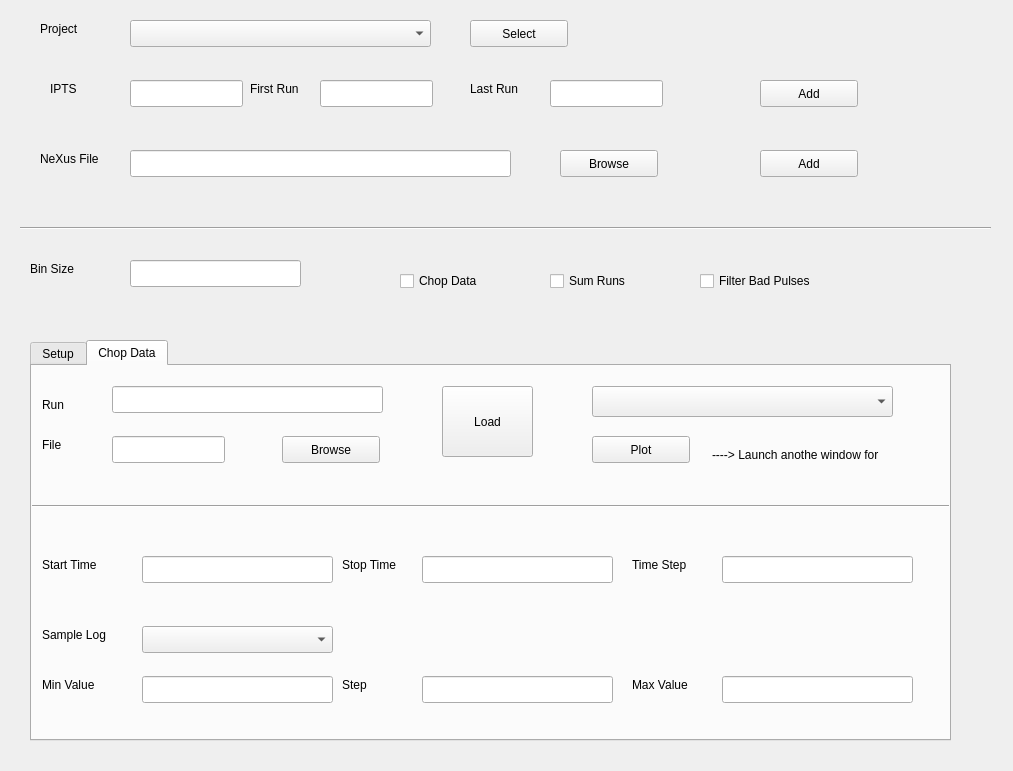
neutrons/PyVDrive, file ui/ReductionSetup.ui: the form before one commit.
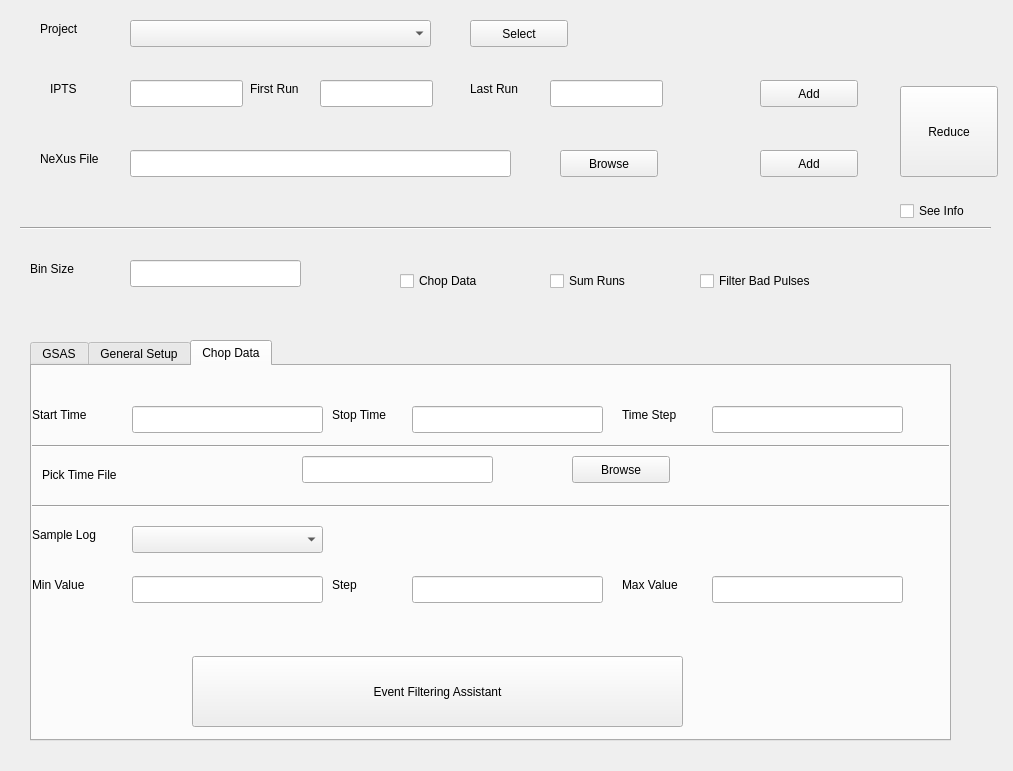
The form after the commit. The open tabs and pages were chosen to show the change.

Commit message: Checkpointing progress on GUI design.

What changed in the file:
```diff
--- a/ui/ReductionSetup.ui
+++ b/ui/ReductionSetup.ui
@@ -218,9 +218,50 @@
    <property name="currentIndex">
     <number>0</number>
    </property>
+   <widget class="QWidget" name="tab_gsas">
+    <attribute name="title">
+     <string>GSAS</string>
+    </attribute>
+    <widget class="QLabel" name="label_12">
+     <property name="geometry">
+      <rect>
+       <x>20</x>
+       <y>50</y>
+       <width>151</width>
+       <height>17</height>
+      </rect>
+     </property>
+     <property name="text">
+      <string>GSAS Instrument File</string>
+     </property>
+    </widget>
+    <widget class="QLineEdit" name="lineEdit_8">
+     <property name="geometry">
+      <rect>
+       <x>210</x>
+       <y>40</y>
+       <width>301</width>
+       <height>31</height>
+      </rect>
+     </property>
+    </widget>
+    <widget class="QPushButton" name="pushButton_8">
+     <property name="geometry">
+      <rect>
+       <x>580</x>
+       <y>40</y>
+       <width>98</width>
+       <height>27</height>
+      </rect>
+     </property>
+     <property name="text">
+      <string>PushButton</string>
+     </property>
+    </widget>
+   </widget>
    <widget class="QWidget" name="tab">
     <attribute name="title">
-     <string>Setup</string>
+     <string>General Setup</string>
     </attribute>
     <widget class="QLineEdit" name="lineEdit_2">
      <property name="geometry">
@@ -391,106 +432,24 @@
     <attribute name="title">
      <string>Chop Data</string>
     </attribute>
-    <widget class="QLineEdit" name="lineEdit_8">
-     <property name="geometry">
-      <rect>
-       <x>80</x>
-       <y>20</y>
-       <width>271</width>
-       <height>27</height>
-      </rect>
-     </property>
-    </widget>
-    <widget class="QLabel" name="label_12">
-     <property name="geometry">
-      <rect>
-       <x>10</x>
-       <y>30</y>
-       <width>66</width>
-       <height>17</height>
-      </rect>
-     </property>
-     <property name="text">
-      <string>Run</string>
-     </property>
-    </widget>
-    <widget class="QLabel" name="label_13">
-     <property name="geometry">
-      <rect>
-       <x>10</x>
-       <y>70</y>
-       <width>41</width>
-       <height>17</height>
-      </rect>
-     </property>
-     <property name="text">
-      <string>File</string>
-     </property>
-    </widget>
-    <widget class="QLineEdit" name="lineEdit_9">
-     <property name="geometry">
-      <rect>
-       <x>80</x>
-       <y>70</y>
-       <width>113</width>
-       <height>27</height>
-      </rect>
-     </property>
-    </widget>
     <widget class="QPushButton" name="pushButton_7">
      <property name="geometry">
       <rect>
-       <x>410</x>
-       <y>20</y>
-       <width>91</width>
+       <x>160</x>
+       <y>290</y>
+       <width>491</width>
        <height>71</height>
       </rect>
      </property>
      <property name="text">
-      <string>Load</string>
-     </property>
-    </widget>
-    <widget class="QPushButton" name="pushButton_8">
-     <property name="geometry">
-      <rect>
-       <x>250</x>
-       <y>70</y>
-       <width>98</width>
-       <height>27</height>
-      </rect>
-     </property>
-     <property name="text">
-      <string>Browse</string>
-     </property>
-    </widget>
-    <widget class="QComboBox" name="comboBox_2">
-     <property name="geometry">
-      <rect>
-       <x>560</x>
-       <y>20</y>
-       <width>301</width>
-       <height>31</height>
-      </rect>
-     </property>
-    </widget>
-    <widget class="QPushButton" name="pushButton_9">
-     <property name="geometry">
-      <rect>
-       <x>560</x>
-       <y>70</y>
-       <width>98</width>
-       <height>27</height>
-      </rect>
-     </property>
-     <property name="text">
-      <string>Plot</string>
+      <string>Event Filtering Assistant</string>
      </property>
     </widget>
     <widget class="QLineEdit" name="lineEdit_10">
      <property name="geometry">
       <rect>
-       <x>110</x>
-       <y>190</y>
+       <x>100</x>
+       <y>40</y>
        <width>191</width>
        <height>27</height>
       </rect>
@@ -499,8 +458,8 @@
     <widget class="QLineEdit" name="lineEdit_11">
      <property name="geometry">
       <rect>
-       <x>390</x>
-       <y>190</y>
+       <x>380</x>
+       <y>40</y>
        <width>191</width>
        <height>27</height>
       </rect>
@@ -509,8 +468,8 @@
     <widget class="QLineEdit" name="lineEdit_12">
      <property name="geometry">
       <rect>
-       <x>690</x>
-       <y>190</y>
+       <x>680</x>
+       <y>40</y>
        <width>191</width>
        <height>27</height>
       </rect>
@@ -519,8 +478,8 @@
     <widget class="QLabel" name="label_14">
      <property name="geometry">
       <rect>
-       <x>10</x>
-       <y>190</y>
+       <x>0</x>
+       <y>40</y>
        <width>71</width>
        <height>17</height>
       </rect>
@@ -532,8 +491,8 @@
     <widget class="QLabel" name="label_15">
      <property name="geometry">
       <rect>
-       <x>310</x>
-       <y>190</y>
+       <x>300</x>
+       <y>40</y>
        <width>71</width>
        <height>17</height>
       </rect>
@@ -545,8 +504,8 @@
     <widget class="QLabel" name="label_16">
      <property name="geometry">
       <rect>
-       <x>600</x>
-       <y>190</y>
+       <x>590</x>
+       <y>40</y>
        <width>71</width>
        <height>17</height>
       </rect>
@@ -558,8 +517,8 @@
     <widget class="QLabel" name="label_17">
      <property name="geometry">
       <rect>
-       <x>10</x>
-       <y>260</y>
+       <x>0</x>
+       <y>160</y>
        <width>81</width>
        <height>17</height>
       </rect>
@@ -571,8 +530,8 @@
     <widget class="QComboBox" name="comboBox_3">
      <property name="geometry">
       <rect>
-       <x>110</x>
-       <y>260</y>
+       <x>100</x>
+       <y>160</y>
        <width>191</width>
        <height>27</height>
       </rect>
@@ -594,8 +553,8 @@
     <widget class="QLabel" name="label_18">
      <property name="geometry">
       <rect>
-       <x>310</x>
-       <y>310</y>
+       <x>300</x>
+       <y>210</y>
        <width>71</width>
        <height>17</height>
       </rect>
@@ -607,8 +566,8 @@
     <widget class="QLineEdit" name="lineEdit_13">
      <property name="geometry">
       <rect>
-       <x>390</x>
-       <y>310</y>
+       <x>380</x>
+       <y>210</y>
        <width>191</width>
        <height>27</height>
       </rect>
@@ -617,8 +576,8 @@
     <widget class="QLineEdit" name="lineEdit_14">
      <property name="geometry">
       <rect>
-       <x>690</x>
-       <y>310</y>
+       <x>680</x>
+       <y>210</y>
        <width>191</width>
        <height>27</height>
       </rect>
@@ -627,8 +586,8 @@
     <widget class="QLineEdit" name="lineEdit_15">
      <property name="geometry">
       <rect>
-       <x>110</x>
-       <y>310</y>
+       <x>100</x>
+       <y>210</y>
        <width>191</width>
        <height>27</height>
       </rect>
@@ -637,8 +596,8 @@
     <widget class="QLabel" name="label_19">
      <property name="geometry">
       <rect>
-       <x>10</x>
-       <y>310</y>
+       <x>0</x>
+       <y>210</y>
        <width>71</width>
        <height>17</height>
       </rect>
@@ -650,8 +609,8 @@
     <widget class="QLabel" name="label_20">
      <property name="geometry">
       <rect>
-       <x>600</x>
-       <y>310</y>
+       <x>590</x>
+       <y>210</y>
        <width>71</width>
        <height>17</height>
       </rect>
@@ -660,17 +619,53 @@
       <string>Max Value</string>
      </property>
     </widget>
+    <widget class="Line" name="line_3">
+     <property name="geometry">
+      <rect>
+       <x>0</x>
+       <y>70</y>
+       <width>921</width>
+       <height>21</height>
+      </rect>
+     </property>
+     <property name="orientation">
+      <enum>Qt::Horizontal</enum>
+     </property>
+    </widget>
+    <widget class="QLineEdit" name="lineEdit_17">
+     <property name="geometry">
+      <rect>
+       <x>270</x>
+       <y>90</y>
+       <width>191</width>
+       <height>27</height>
+      </rect>
+     </property>
+    </widget>
     <widget class="QLabel" name="label_21">
      <property name="geometry">
       <rect>
-       <x>680</x>
-       <y>80</y>
-       <width>191</width>
+       <x>10</x>
+       <y>100</y>
+       <width>231</width>
        <height>17</height>
       </rect>
      </property>
      <property name="text">
-      <string>----&gt; Launch anothe window for </string>
+      <string>Pick Time File</string>
+     </property>
+    </widget>
+    <widget class="QPushButton" name="pushButton_9">
+     <property name="geometry">
+      <rect>
+       <x>540</x>
+       <y>90</y>
+       <width>98</width>
+       <height>27</height>
+      </rect>
+     </property>
+     <property name="text">
+      <string>Browse</string>
      </property>
     </widget>
    </widget>
@@ -724,6 +719,32 @@
     <string>Filter Bad Pulses</string>
    </property>
   </widget>
+  <widget class="QPushButton" name="pushButton_10">
+   <property name="geometry">
+    <rect>
+     <x>900</x>
+     <y>86</y>
+     <width>98</width>
+     <height>91</height>
+    </rect>
+   </property>
+   <property name="text">
+    <string>Reduce</string>
+   </property>
+  </widget>
+  <widget class="QCheckBox" name="checkBox_4">
+   <property name="geometry">
+    <rect>
+     <x>900</x>
+     <y>200</y>
+     <width>97</width>
+     <height>22</height>
+    </rect>
+   </property>
+   <property name="text">
+    <string>See Info</string>
+   </property>
+  </widget>
  </widget>
  <resources/>
  <connections/>
```
Left out of the diff: 41 changed lines with no effect on the pictures. The commit also changes 7 other files.
